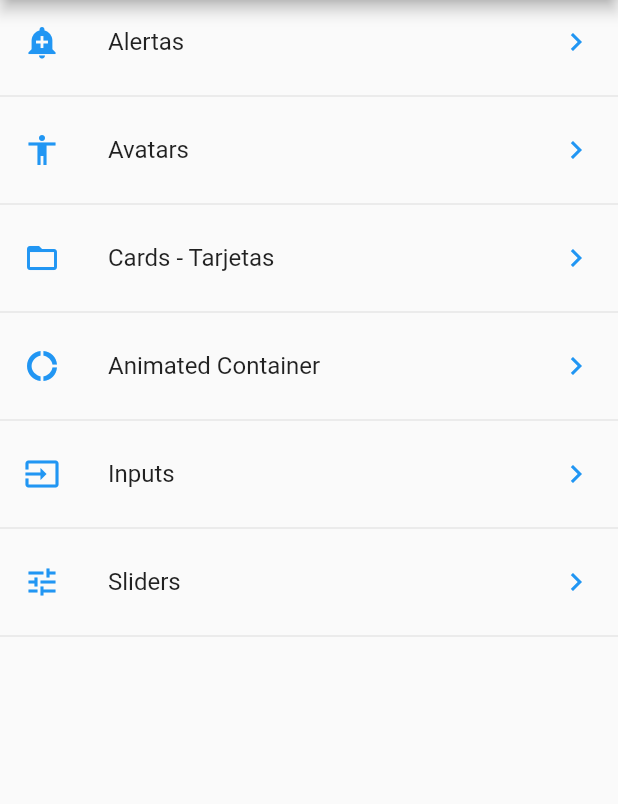
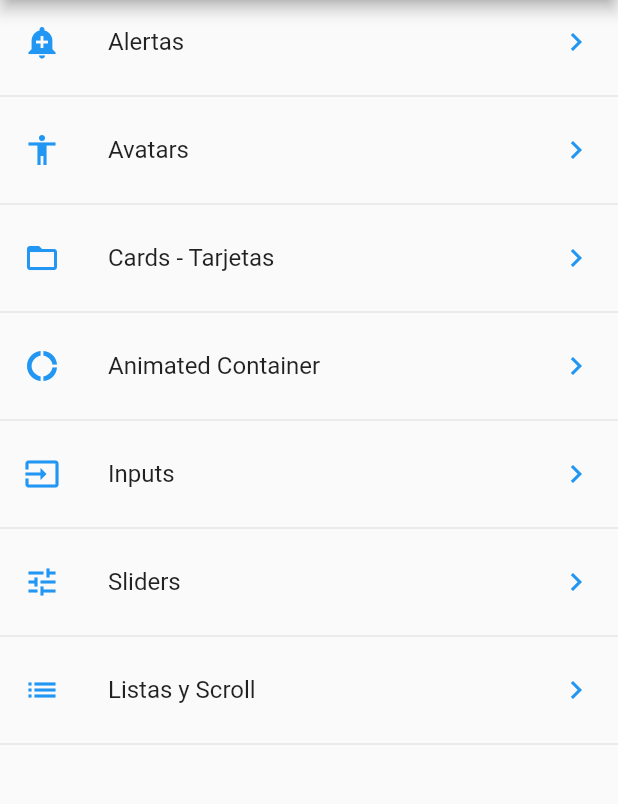
Before and after one commit to Jonagarme/Flutter-Componentes, a Flutter app: the screen it shows after launch, on a phone screen of 412 x 824 dp, the part 84-888 px from its top. Run offline on Flutter 3.47's test engine with Material 2 defaults, Android fonts, the phone set to English and light mode, and no system bars.

Commit message:
ListView Builder

```diff
--- a/data/menu_opts.json
+++ b/data/menu_opts.json
@@ -27,9 +27,14 @@
             "texto": "Inputs"
         },
         {
-            "ruta" : "list",
+            "ruta" : "slider",
             "icon" : "tune",
             "texto": "Sliders"
+        },
+        {
+            "ruta" : "list",
+            "icon" : "list",
+            "texto": "Listas y Scroll"
         }
     ]
 }
--- a/lib/src/routes/routes.dart
+++ b/lib/src/routes/routes.dart
@@ -1,6 +1,7 @@
 import 'package:componentes/src/pages/animated_container.dart';
 import 'package:componentes/src/pages/card_page.dart';
 import 'package:componentes/src/pages/input_page.dart';
+import 'package:componentes/src/pages/listview_page.dart';
 import 'package:componentes/src/pages/sliders_page.dart';
 import 'package:flutter/material.dart';
 
@@ -16,6 +17,7 @@ Map<String, WidgetBuilder> getApplicationRouters() {
     'card': (BuildContext context) => CardPage(),
     'animatedContainer': (BuildContext context) => AnimatedContainerPage(),
     'inputs': (BuildContext context) => InputPage(),
-    'list': (BuildContext context) => SliderPage(),
+    'slider': (BuildContext context) => SliderPage(),
+    'list': (BuildContext context) => ListaPage(),
   };
 }
--- a/lib/src/utils/icono_string_util.dart
+++ b/lib/src/utils/icono_string_util.dart
@@ -7,6 +7,7 @@ final _icons = <String, IconData>{
   'donut_large': Icons.donut_large,
   'input': Icons.input,
   'tune': Icons.tune,
+  'list': Icons.list,
 };
 
 Icon getIcon(String nombreIcono) {
```
Also changed, not shown: lib/src/pages/listview_page.dart (added, +34 -0 lines).
